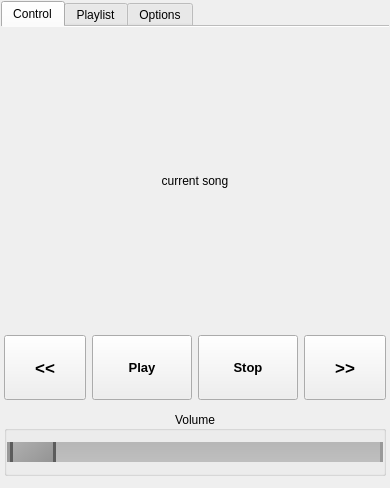
First picture: the form in mainwindow.ui, repository mwinkel/mpdControl, before the edit.
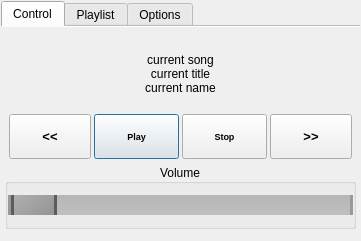
Second picture: the form after the edit.

Commit message: add more labels for artis, title, ...

The edit to the form file:
```diff
--- a/mainwindow.ui
+++ b/mainwindow.ui
@@ -6,10 +6,16 @@
    <rect>
     <x>0</x>
     <y>0</y>
-    <width>353</width>
-    <height>488</height>
+    <width>297</width>
+    <height>241</height>
    </rect>
   </property>
+  <property name="sizePolicy">
+   <sizepolicy hsizetype="Minimum" vsizetype="Minimum">
+    <horstretch>0</horstretch>
+    <verstretch>0</verstretch>
+   </sizepolicy>
+  </property>
   <property name="windowTitle">
    <string>mpdControl</string>
   </property>
@@ -20,6 +26,12 @@
     </property>
     <item>
      <widget class="QTabWidget" name="tabWidget">
+      <property name="sizePolicy">
+       <sizepolicy hsizetype="Minimum" vsizetype="Minimum">
+        <horstretch>0</horstretch>
+        <verstretch>0</verstretch>
+       </sizepolicy>
+      </property>
       <property name="styleSheet">
        <string notr="true">QTabBar::tab { 
 	min-height: 3ex; 
@@ -55,11 +67,14 @@
         <string>Control</string>
        </attribute>
        <layout class="QVBoxLayout" name="verticalLayout_3">
+        <property name="spacing">
+         <number>0</number>
+        </property>
         <property name="leftMargin">
-         <number>3</number>
+         <number>4</number>
         </property>
         <property name="rightMargin">
-         <number>3</number>
+         <number>4</number>
         </property>
         <item>
          <spacer name="verticalSpacer_3">
@@ -68,14 +83,26 @@
           </property>
           <property name="sizeHint" stdset="0">
            <size>
-            <width>20</width>
-            <height>40</height>
+            <width>0</width>
+            <height>0</height>
            </size>
           </property>
          </spacer>
         </item>
         <item>
-         <widget class="QLabel" name="label_currentsong">
+         <widget class="QLabel" name="label_artist">
+          <property name="sizePolicy">
+           <sizepolicy hsizetype="Preferred" vsizetype="Preferred">
+            <horstretch>0</horstretch>
+            <verstretch>0</verstretch>
+           </sizepolicy>
+          </property>
+          <property name="maximumSize">
+           <size>
+            <width>16777215</width>
+            <height>16777215</height>
+           </size>
+          </property>
           <property name="text">
            <string>current song</string>
           </property>
@@ -87,29 +114,61 @@
           </property>
          </widget>
         </item>
+        <item>
+         <widget class="QLabel" name="label_title">
+          <property name="text">
+           <string>current title</string>
+          </property>
+          <property name="alignment">
+           <set>Qt::AlignCenter</set>
+          </property>
+          <property name="wordWrap">
+           <bool>true</bool>
+          </property>
+         </widget>
+        </item>
+        <item>
+         <widget class="QLabel" name="label_name">
+          <property name="text">
+           <string>current name</string>
+          </property>
+          <property name="alignment">
+           <set>Qt::AlignCenter</set>
+          </property>
+          <property name="wordWrap">
+           <bool>true</bool>
+          </property>
+         </widget>
+        </item>
         <item>
          <spacer name="verticalSpacer_2">
           <property name="orientation">
            <enum>Qt::Vertical</enum>
           </property>
+          <property name="sizeType">
+           <enum>QSizePolicy::MinimumExpanding</enum>
+          </property>
           <property name="sizeHint" stdset="0">
            <size>
-            <width>20</width>
-            <height>40</height>
+            <width>0</width>
+            <height>0</height>
            </size>
           </property>
          </spacer>
         </item>
-        <item>
-         <layout class="QHBoxLayout" name="horizontalLayout_2"/>
-        </item>
         <item>
          <layout class="QHBoxLayout" name="horizontalLayout">
           <property name="spacing">
-           <number>-1</number>
+           <number>3</number>
+          </property>
+          <property name="leftMargin">
+           <number>4</number>
           </property>
           <property name="topMargin">
-           <number>5</number>
+           <number>4</number>
+          </property>
+          <property name="rightMargin">
+           <number>4</number>
           </property>
           <property name="bottomMargin">
            <number>5</number>
@@ -125,18 +184,18 @@
             <property name="minimumSize">
              <size>
               <width>0</width>
-              <height>65</height>
+              <height>0</height>
              </size>
             </property>
             <property name="maximumSize">
              <size>
               <width>16777215</width>
-              <height>65</height>
+              <height>16777215</height>
              </size>
             </property>
             <property name="font">
              <font>
-              <pointsize>13</pointsize>
+              <pointsize>10</pointsize>
               <weight>75</weight>
               <bold>true</bold>
              </font>
@@ -156,19 +215,19 @@
             </property>
             <property name="minimumSize">
              <size>
-              <width>100</width>
-              <height>65</height>
+              <width>85</width>
+              <height>45</height>
              </size>
             </property>
             <property name="maximumSize">
              <size>
-              <width>9999</width>
-              <height>65</height>
+              <width>16777215</width>
+              <height>16777215</height>
              </size>
             </property>
             <property name="font">
              <font>
-              <pointsize>10</pointsize>
+              <pointsize>7</pointsize>
               <weight>75</weight>
               <bold>true</bold>
              </font>
@@ -176,6 +235,9 @@
             <property name="text">
              <string>Play</string>
             </property>
+            <property name="default">
+             <bool>true</bool>
+            </property>
            </widget>
           </item>
           <item>
@@ -188,19 +250,19 @@
             </property>
             <property name="minimumSize">
              <size>
-              <width>100</width>
-              <height>65</height>
+              <width>85</width>
+              <height>45</height>
              </size>
             </property>
             <property name="maximumSize">
              <size>
-              <width>9999</width>
-              <height>65</height>
+              <width>16777215</width>
+              <height>16777215</height>
              </size>
             </property>
             <property name="font">
              <font>
-              <pointsize>10</pointsize>
+              <pointsize>7</pointsize>
               <weight>75</weight>
               <bold>true</bold>
              </font>
@@ -208,6 +270,12 @@
             <property name="text">
              <string>Stop</string>
             </property>
+            <property name="default">
+             <bool>false</bool>
+            </property>
+            <property name="flat">
+             <bool>false</bool>
+            </property>
            </widget>
           </item>
           <item>
@@ -221,18 +289,18 @@
             <property name="minimumSize">
              <size>
               <width>0</width>
-              <height>65</height>
+              <height>0</height>
              </size>
             </property>
             <property name="maximumSize">
              <size>
               <width>16777215</width>
-              <height>65</height>
+              <height>16777215</height>
              </size>
             </property>
             <property name="font">
              <font>
-              <pointsize>13</pointsize>
+              <pointsize>10</pointsize>
               <weight>75</weight>
               <bold>true</bold>
              </font>
@@ -302,16 +370,32 @@
        </attribute>
        <layout class="QGridLayout" name="gridLayout_3">
         <property name="leftMargin">
-         <number>3</number>
+         <number>4</number>
         </property>
         <property name="topMargin">
          <number>4</number>
         </property>
         <property name="rightMargin">
-         <number>3</number>
+         <number>4</number>
+        </property>
+        <property name="spacing">
+         <number>0</number>
         </property>
         <item row="0" column="0">
-         <widget class="QListWidget" name="listWidget_playlist"/>
+         <widget class="QListWidget" name="listWidget_playlist">
+          <property name="sizePolicy">
+           <sizepolicy hsizetype="MinimumExpanding" vsizetype="MinimumExpanding">
+            <horstretch>0</horstretch>
+            <verstretch>0</verstretch>
+           </sizepolicy>
+          </property>
+          <property name="frameShape">
+           <enum>QFrame::Panel</enum>
+          </property>
+          <property name="frameShadow">
+           <enum>QFrame::Plain</enum>
+          </property>
+         </widget>
         </item>
        </layout>
       </widget>
@@ -320,41 +404,76 @@
         <string>Options</string>
        </attribute>
        <layout class="QVBoxLayout" name="verticalLayout_4">
+        <property name="spacing">
+         <number>0</number>
+        </property>
         <property name="leftMargin">
-         <number>3</number>
+         <number>4</number>
         </property>
         <property name="topMargin">
          <number>4</number>
         </property>
         <property name="rightMargin">
-         <number>3</number>
+         <number>4</number>
         </property>
         <item>
          <widget class="QGroupBox" name="groupBox_2">
+          <property name="sizePolicy">
+           <sizepolicy hsizetype="MinimumExpanding" vsizetype="Minimum">
+            <horstretch>0</horstretch>
+            <verstretch>0</verstretch>
+           </sizepolicy>
+          </property>
           <property name="title">
            <string>Server</string>
           </property>
           <layout class="QGridLayout" name="gridLayout_2">
            <item row="0" column="0">
-            <widget class="QLineEdit" name="options_host"/>
+            <widget class="QLineEdit" name="options_host">
+             <property name="sizePolicy">
+              <sizepolicy hsizetype="MinimumExpanding" vsizetype="Fixed">
+               <horstretch>0</horstretch>
+               <verstretch>0</verstretch>
+              </sizepolicy>
+             </property>
+            </widget>
            </item>
           </layout>
          </widget>
         </item>
         <item>
          <widget class="QGroupBox" name="groupBox_3">
+          <property name="sizePolicy">
+           <sizepolicy hsizetype="MinimumExpanding" vsizetype="Minimum">
+            <horstretch>0</horstretch>
+            <verstretch>0</verstretch>
+           </sizepolicy>
+          </property>
           <property name="title">
            <string>Port</string>
           </property>
           <layout class="QGridLayout" name="gridLayout">
            <item row="0" column="0">
-            <widget class="QLineEdit" name="options_port"/>
+            <widget class="QLineEdit" name="options_port">
+             <property name="sizePolicy">
+              <sizepolicy hsizetype="MinimumExpanding" vsizetype="Fixed">
+               <horstretch>0</horstretch>
+               <verstretch>0</verstretch>
+              </sizepolicy>
+             </property>
+            </widget>
            </item>
           </layout>
          </widget>
         </item>
         <item>
          <widget class="QPushButton" name="options_connect_and_save">
+          <property name="sizePolicy">
+           <sizepolicy hsizetype="Minimum" vsizetype="Minimum">
+            <horstretch>0</horstretch>
+            <verstretch>0</verstretch>
+           </sizepolicy>
+          </property>
           <property name="text">
            <string>Connect &amp;&amp; Save</string>
           </property>
@@ -367,8 +486,8 @@
           </property>
           <property name="sizeHint" stdset="0">
            <size>
-            <width>20</width>
-            <height>40</height>
+            <width>0</width>
+            <height>0</height>
            </size>
           </property>
          </spacer>
@@ -379,16 +498,6 @@
     </item>
    </layout>
   </widget>
-  <widget class="QMenuBar" name="menuBar">
-   <property name="geometry">
-    <rect>
-     <x>0</x>
-     <y>0</y>
-     <width>353</width>
-     <height>20</height>
-    </rect>
-   </property>
-  </widget>
  </widget>
  <layoutdefault spacing="6" margin="11"/>
  <resources/>
```
The commit also changes 7 other files.
